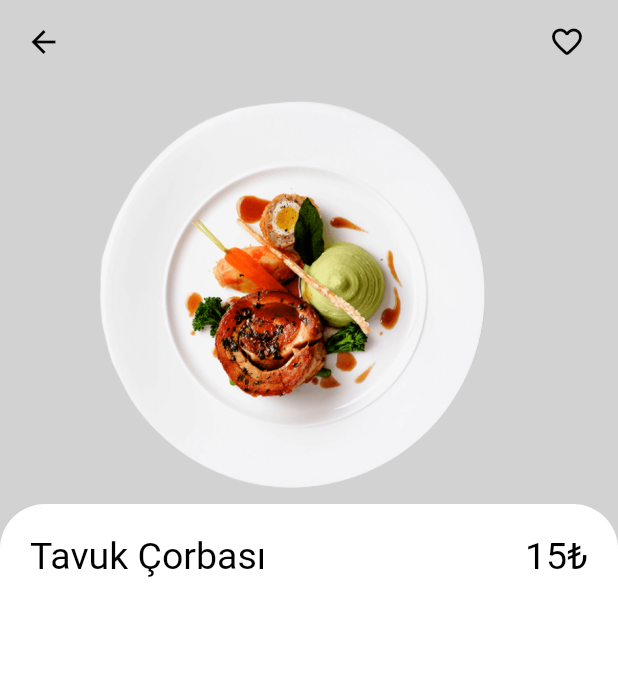
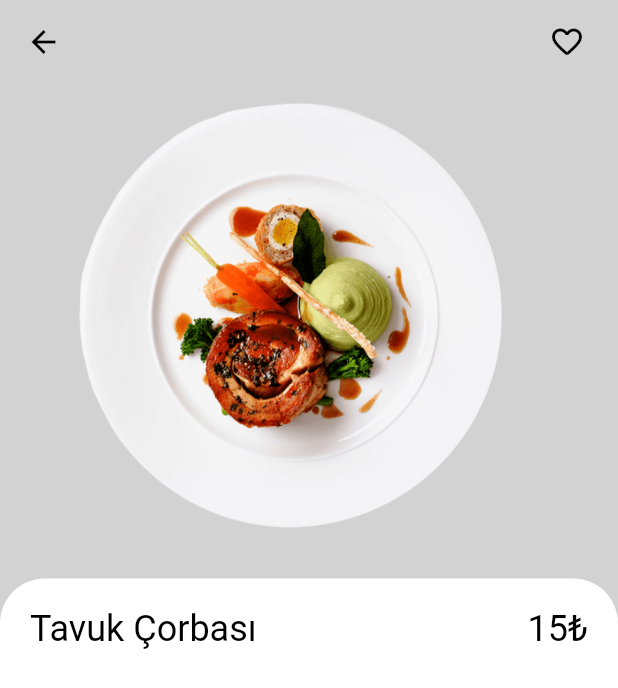
Before and after one commit to YakupAltintas/RestaurantAppDemo1, a Flutter app: the DetailPage screen opened directly, on a phone screen of 412 x 824 dp. Shown: the top 688 px of the screen. Run offline on Flutter 3.47's test engine with Material 2 defaults, Android fonts, the phone set to English and light mode, and no system bars; network calls fail.

Commit message:
the app is now available in all mobile apps

```diff
--- a/jacobgoldstonedemo1/lib/project_theme/project_colors.dart
+++ b/jacobgoldstonedemo1/lib/core/project_theme/project_colors.dart
@@ -5,7 +5,7 @@ class ProjectColors {
   final Color homePageWhiteColor = const Color.fromRGBO(247, 247, 249, 1);
   final Color detailCardBackgroundColor = const Color.fromRGBO(232, 242, 231, 1);
   final Color selectedItemColor = const Color.fromRGBO(63, 60, 117, 1);
-  final Color favouiteBackroundColor =  Color.fromRGBO(210, 210, 210, 1);
+  final Color favouiteBackroundColor = const Color.fromRGBO(210, 210, 210, 1);
   final Color favouriteUnselectedIconColor =const Color.fromARGB(230, 231, 233,1);
   final Color favouriteSelectedIconColor = const Color.fromRGBO(223, 80, 28, 1);
   final Color homePageTitleColor = const Color.fromRGBO(119, 101, 89, 1);
--- a/jacobgoldstonedemo1/lib/project_theme/project_texts.dart
+++ b/jacobgoldstonedemo1/lib/core/project_theme/project_texts.dart
@@ -1,5 +1,6 @@
 class ProjectTexts{
 final String homePageTitle = "Hoşgeldiniz";
 final String homePageTextFieldLabel = "Ara";
-final String homePageCatageri = "Kategoriler";
+final String homePageCatagory = "Kategoriler";
+final String homePageSlogane = "Favori Yemeğin Hangisi ?";
 }
--- a/jacobgoldstonedemo1/lib/widgets/core/category_button_widget.dart
+++ b/jacobgoldstonedemo1/lib/core/widgets/category_button_widget.dart
@@ -15,13 +15,13 @@ class CategoryButton extends StatelessWidget {
   late void Function()? onTap;
   @override
   Widget build(BuildContext context) {
-    return GestureDetector(
+    return InkWell(
       onTap: onTap,
       child: Container(
         margin: const EdgeInsets.only(right: 10),
         decoration: BoxDecoration(
             borderRadius: BorderRadius.circular(5), color: backgroundColor),
-        height: 30,
+
         padding: const EdgeInsets.all(5),
         child: Row(
           mainAxisAlignment: MainAxisAlignment.start,
--- a/jacobgoldstonedemo1/lib/widgets/core/large_text_widget.dart
+++ b/jacobgoldstonedemo1/lib/core/widgets/large_headline_text_widget.dart
@@ -1,18 +1,16 @@
 import 'package:flutter/material.dart';
-import 'package:jacobgoldstonedemo1/project_theme/project_colors.dart';
+import 'package:jacobgoldstonedemo1/core/project_theme/project_colors.dart';
 
 class LargeText extends StatelessWidget with ProjectColors {
-  LargeText({super.key, required this.text, required this.size});
+  LargeText({super.key, required this.text});
   final String text;
-  final double size;
   @override
   Widget build(BuildContext context) {
     return Text(
       text,
-      style: TextStyle(
+      style: Theme.of(context).textTheme.headlineMedium?.copyWith(
         fontWeight: FontWeight.w400,
         color: generalTextColor,
-        fontSize: size,
       ),
     );
   }
--- /dev/null
+++ b/jacobgoldstonedemo1/lib/core/widgets/medium_headline_text_widget.dart
@@ -0,0 +1,17 @@
+import 'package:flutter/material.dart';
+import 'package:jacobgoldstonedemo1/core/project_theme/project_colors.dart';
+
+class MediumText extends StatelessWidget with ProjectColors {
+  MediumText({super.key, required this.text});
+  final String text;
+  @override
+  Widget build(BuildContext context) {
+    return Text(
+      text,
+      style: Theme.of(context).textTheme.headlineSmall?.copyWith(
+        fontWeight: FontWeight.w400,
+        color: generalTextColor,
+      ),
+    );
+  }
+}
--- a/jacobgoldstonedemo1/lib/screens/detail_page.dart
+++ b/jacobgoldstonedemo1/lib/screens/detail_page.dart
@@ -1,7 +1,6 @@
 import 'package:flutter/material.dart';
-import 'package:jacobgoldstonedemo1/project_theme/project_colors.dart';
-import 'package:flutter/services.dart';
-import 'package:jacobgoldstonedemo1/widgets/core/large_text_widget.dart';
+import 'package:jacobgoldstonedemo1/core/widgets/medium_headline_text_widget.dart';
+import 'package:jacobgoldstonedemo1/core/project_theme/project_colors.dart';
 
 class DetailPage extends StatefulWidget {
   const DetailPage({super.key});
@@ -26,9 +25,8 @@ class _DetailPageState extends State<DetailPage> with ProjectColors {
                 left: 0,
                 right: 0,
                 top: 0,
-                height: 300,
+                height: MediaQuery.of(context).size.height * (2 / 5),
                 child: Container(
-                  height: 300,
                   width: double.maxFinite,
                   decoration: BoxDecoration(
                       color: favouiteBackroundColor,
@@ -37,7 +35,7 @@ class _DetailPageState extends State<DetailPage> with ProjectColors {
                 ),
               ),
               Positioned(
-                  top: 280,
+                  top: MediaQuery.of(context).size.height * (2 / 5),
                   child: Container(
                     padding:
                         const EdgeInsets.only(left: 20, right: 20, top: 20),
@@ -54,11 +52,8 @@ class _DetailPageState extends State<DetailPage> with ProjectColors {
                           Row(
                             mainAxisAlignment: MainAxisAlignment.spaceBetween,
                             children: [
-                              LargeText(text: "Tavuk Çorbası", size: 25),
-                              LargeText(
-                                text: "15₺",
-                                size: 25,
-                              )
+                              MediumText(text: "Tavuk Çorbası"),
+                              MediumText(text: "15₺")
                             ],
                           ),
                           _emptyWidget(10),
@@ -75,6 +70,7 @@ class _DetailPageState extends State<DetailPage> with ProjectColors {
 
   AppBar _appBar() {
     return AppBar(
+
         backgroundColor: Colors.transparent,
         elevation: 0,
         actions: [
@@ -86,12 +82,12 @@ class _DetailPageState extends State<DetailPage> with ProjectColors {
           const SizedBox(width: 10),
         ],
         leading: Row(
-          children:  [
+          children: [
             const SizedBox(width: 5),
             IconButton(
               icon: Icon(Icons.arrow_back_sharp),
               color: Colors.black,
-              onPressed: (){
+              onPressed: () {
                 Navigator.of(context).pop();
               },
             ),
```
Also changed, not shown: jacobgoldstonedemo1/lib/core/project_theme/project_text_style.dart (added, +7 -0 lines), jacobgoldstonedemo1/lib/core/widgets/gridview_items_widget.dart (renamed from jacobgoldstonedemo1/lib/widgets/core/gridview_card_widget.dart, +10 -9 lines), jacobgoldstonedemo1/lib/core/widgets/normal_text_widget.dart (added, +17 -0 lines), jacobgoldstonedemo1/lib/core/widgets/small_headline_text_widget.dart (added, +17 -0 lines), jacobgoldstonedemo1/lib/core/widgets/small_text_widget.dart (added, +17 -0 lines), jacobgoldstonedemo1/lib/screens/home_page.dart (+17 -37 lines).
